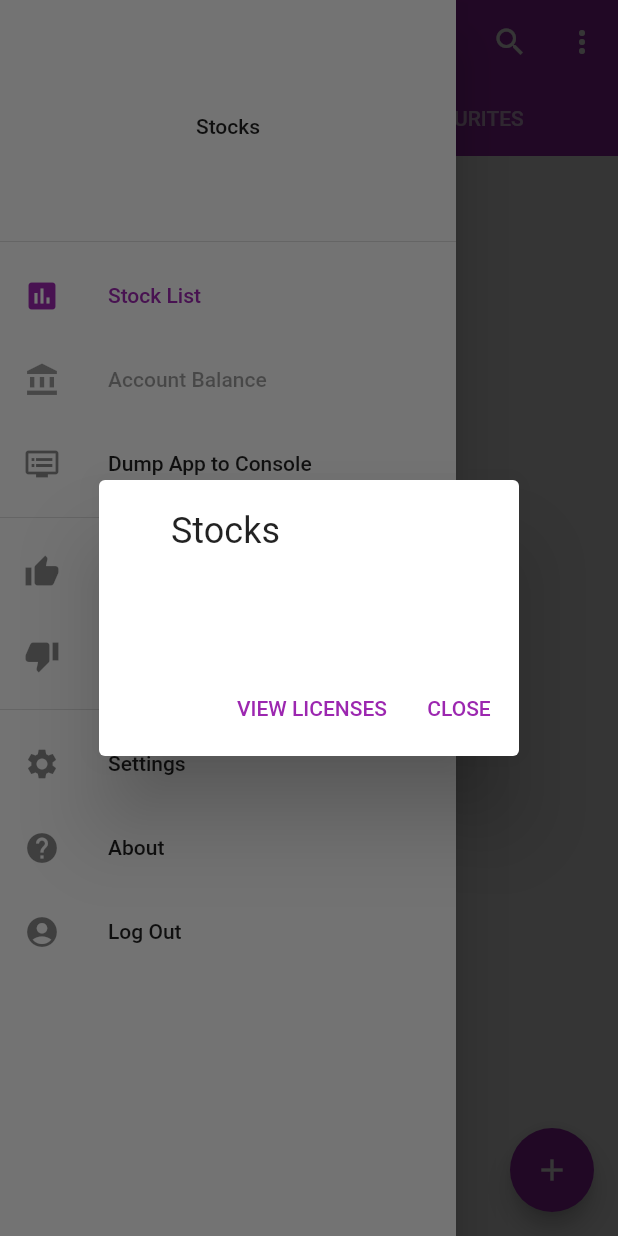
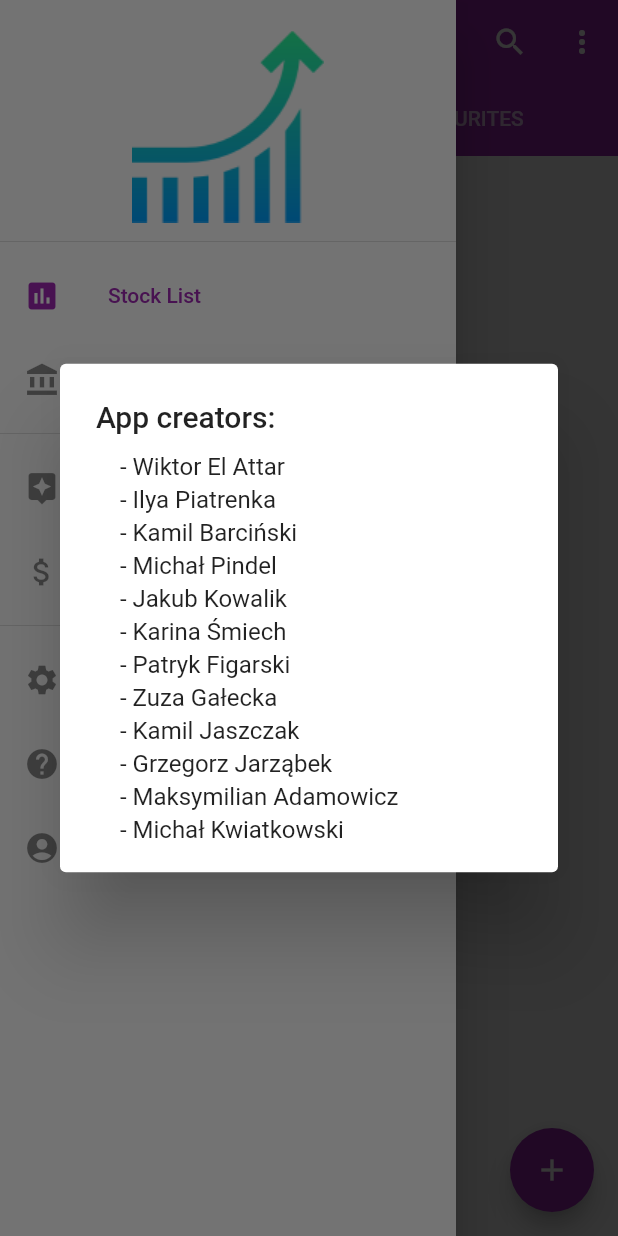
Before and after one commit to siag-sggw/stockapp, a Flutter app: the StockHome screen opened by its route, in the side drawer, after a tap on "About", on a phone screen of 412 x 824 dp. Run offline on Flutter 3.47's test engine with Material 2 defaults, Android fonts, the phone set to English and light mode, and no system bars; our stand-ins replace decimal, firebase_auth, google_sign_in; accounts and stored records are empty; network calls fail.

```diff
--- a/lib/stock_home.dart
+++ b/lib/stock_home.dart
@@ -114,7 +114,14 @@ class StockHomeState extends State<StockHome> {
     return Drawer(
       child: ListView(
         children: <Widget>[
-          const DrawerHeader(child: Center(child: Text('Stocks'))),
+          DrawerHeader(child: new Hero(
+                  tag: 'hero',
+                  child: CircleAvatar(
+                    backgroundColor: Colors.transparent,
+                    radius: 64.0,
+                    child: Image.asset('assets/increase.png'),
+                  ),
+                ),),
           const ListTile(
             leading: Icon(Icons.assessment),
             title: Text('Stock List'),
@@ -122,27 +129,12 @@ class StockHomeState extends State<StockHome> {
           ),
           const ListTile(
             leading: Icon(Icons.account_balance),
-            title: Text('Account Balance'),
-            enabled: false,
-          ),
-          ListTile(
-            leading: const Icon(Icons.dvr),
-            title: const Text('Dump App to Console'),
-            onTap: () {
-              try {
-                debugDumpApp();
-                debugDumpRenderTree();
-                debugDumpLayerTree();
-                debugDumpSemanticsTree(DebugSemanticsDumpOrder.traversalOrder);
-              } catch (e, stack) {
-                debugPrint('Exception while dumping app:\n$e\n$stack');
-              }
-            },
+            title: Text('My assets')
           ),
           const Divider(),
           ListTile(
-            leading: const Icon(Icons.thumb_up),
-            title: const Text('Optimistic'),
+            leading: const Icon(Icons.assistant),
+            title: const Text('Begginer mode'),
             trailing: Radio<StockMode>(
               value: StockMode.optimistic,
               groupValue: widget.configuration.stockMode,
@@ -153,8 +145,8 @@ class StockHomeState extends State<StockHome> {
             },
           ),
           ListTile(
-            leading: const Icon(Icons.thumb_down),
-            title: const Text('Pessimistic'),
+            leading: const Icon(Icons.attach_money),
+            title: const Text('Pro mode'),
             trailing: Radio<StockMode>(
               value: StockMode.pessimistic,
               groupValue: widget.configuration.stockMode,
@@ -196,7 +188,41 @@ class StockHomeState extends State<StockHome> {
   }
 
   void _handleShowAbout() {
-    showAboutDialog(context: context);
+    const List<String> names = ["Wiktor El Attar", "Ilya Piatrenka",
+                                "Kamil Barciński", "Michał Pindel",
+                                "Jakub Kowalik", "Karina Śmiech",
+                                "Patryk Figarski", "Zuza Gałecka",
+                                "Kamil Jaszczak", "Grzegorz Jarząbek",
+                                "Maksymilian Adamowicz", "Michał Kwiatkowski"];
+    double width = MediaQuery.of(context).size.width;
+    showDialog(
+      context: context,
+      builder: (BuildContext context) {
+        return SimpleDialog(
+          title: const Text("App creators:"),
+          children: <Widget>[
+            Container(
+              width: width,
+              child: ListView.builder(
+                itemCount: names.length,
+                itemBuilder: (context, index) {
+                  return Padding(
+                    padding: EdgeInsets.fromLTRB(40, 0, 10, 3),
+                    child: Text(
+                      "- ${names[index]}",
+                      style: TextStyle(
+                        fontSize: 16
+                      ),
+                    ),
+                  );
+                },
+                shrinkWrap: true,
+              )
+            )
+          ],
+        );
+      }
+    );
   }
 
   Widget buildAppBar() {
```
